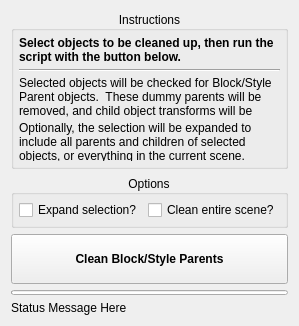
Before: the Qt Designer form cleandwg.ui in TicTac-93/cleanDWG, drawn with Qt 5.
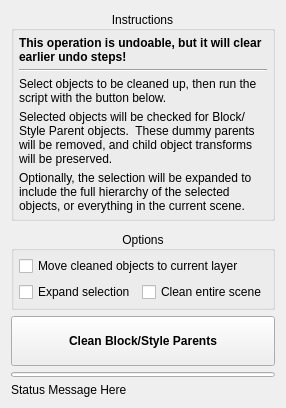
After: the same form once the commit is applied.

```diff
--- a/cleandwg.ui
+++ b/cleandwg.ui
@@ -6,8 +6,8 @@
    <rect>
     <x>0</x>
     <y>0</y>
-    <width>261</width>
-    <height>326</height>
+    <width>260</width>
+    <height>408</height>
    </rect>
   </property>
   <property name="sizePolicy">
@@ -48,7 +48,7 @@
        <number>5</number>
       </property>
       <item>
-       <widget class="QLabel" name="label">
+       <widget class="QLabel" name="label_4">
         <property name="font">
          <font>
           <weight>75</weight>
@@ -56,7 +56,7 @@
          </font>
         </property>
         <property name="text">
-         <string>Select objects to be cleaned up, then run the script with the button below.</string>
+         <string>This operation is undoable, but it will clear earlier undo steps!</string>
         </property>
         <property name="wordWrap">
          <bool>true</bool>
@@ -73,6 +73,28 @@
         </property>
        </widget>
       </item>
+      <item>
+       <widget class="QLabel" name="label">
+        <property name="font">
+         <font>
+          <weight>50</weight>
+          <bold>false</bold>
+         </font>
+        </property>
+        <property name="text">
+         <string>Select objects to be cleaned up, then run the script with the button below.</string>
+        </property>
+        <property name="textFormat">
+         <enum>Qt::PlainText</enum>
+        </property>
+        <property name="wordWrap">
+         <bool>true</bool>
+        </property>
+        <property name="textInteractionFlags">
+         <set>Qt::NoTextInteraction</set>
+        </property>
+       </widget>
+      </item>
       <item>
        <widget class="QLabel" name="label_2">
         <property name="autoFillBackground">
@@ -107,7 +129,7 @@
          <enum>Qt::LeftToRight</enum>
         </property>
         <property name="text">
-         <string>Optionally, the selection will be expanded to include all parents and children of selected objects, or everything in the current scene.</string>
+         <string>Optionally, the selection will be expanded to include the full hierarchy of the selected objects, or everything in the current scene.</string>
         </property>
         <property name="wordWrap">
          <bool>true</bool>
@@ -132,6 +154,12 @@
    </item>
    <item>
     <widget class="QGroupBox" name="groupBox_2">
+     <property name="maximumSize">
+      <size>
+       <width>16777215</width>
+       <height>16777214</height>
+      </size>
+     </property>
      <property name="layoutDirection">
       <enum>Qt::LeftToRight</enum>
      </property>
@@ -141,13 +169,7 @@
      <property name="alignment">
       <set>Qt::AlignCenter</set>
      </property>
-     <layout class="QFormLayout" name="formLayout">
-      <property name="horizontalSpacing">
-       <number>5</number>
-      </property>
-      <property name="verticalSpacing">
-       <number>5</number>
-      </property>
+     <layout class="QVBoxLayout" name="verticalLayout_3">
       <property name="leftMargin">
        <number>5</number>
       </property>
@@ -160,22 +182,71 @@
       <property name="bottomMargin">
        <number>5</number>
       </property>
-      <item row="0" column="0">
-       <widget class="QCheckBox" name="chk_expand">
-        <property name="text">
-         <string>Expand selection?</string>
+      <item>
+       <layout class="QHBoxLayout" name="horizontalLayout_2">
+        <property name="topMargin">
+         <number>0</number>
         </property>
-       </widget>
+        <item>
+         <widget class="QCheckBox" name="chk_layer">
+          <property name="toolTip">
+           <string>After cleanup, move all of the selected objects to the currently active layer.</string>
+          </property>
+          <property name="text">
+           <string>Move cleaned objects to current layer</string>
+          </property>
+         </widget>
+        </item>
+       </layout>
       </item>
-      <item row="0" column="1">
-       <widget class="QCheckBox" name="chk_fullScene">
-        <property name="layoutDirection">
-         <enum>Qt::LeftToRight</enum>
+      <item>
+       <layout class="QHBoxLayout" name="horizontalLayout">
+        <property name="topMargin">
+         <number>0</number>
         </property>
-        <property name="text">
-         <string>Clean entire scene?</string>
-        </property>
-       </widget>
+        <item>
+         <widget class="QCheckBox" name="chk_expand">
+          <property name="toolTip">
+           <string>Expand the selection to include all objects in the selected objects' hierarchies.  Parents, children, etc.</string>
+          </property>
+          <property name="text">
+           <string>Expand selection</string>
+          </property>
+         </widget>
+        </item>
+        <item>
+         <spacer name="horizontalSpacer">
+          <property name="orientation">
+           <enum>Qt::Horizontal</enum>
+          </property>
+          <property name="sizeHint" stdset="0">
+           <size>
+            <width>40</width>
+            <height>20</height>
+           </size>
+          </property>
+         </spacer>
+        </item>
+        <item>
+         <widget class="QCheckBox" name="chk_fullScene">
+          <property name="sizePolicy">
+           <sizepolicy hsizetype="Minimum" vsizetype="Fixed">
+            <horstretch>0</horstretch>
+            <verstretch>0</verstretch>
+           </sizepolicy>
+          </property>
+          <property name="toolTip">
+           <string>Clean all objects in the scene.  This overrides &quot;Expand selection&quot;, and in some cases can be faster.</string>
+          </property>
+          <property name="layoutDirection">
+           <enum>Qt::LeftToRight</enum>
+          </property>
+          <property name="text">
+           <string>Clean entire scene</string>
+          </property>
+         </widget>
+        </item>
+       </layout>
       </item>
      </layout>
     </widget>
```
Left out of the diff: 8 changed lines with no effect on the pictures.
